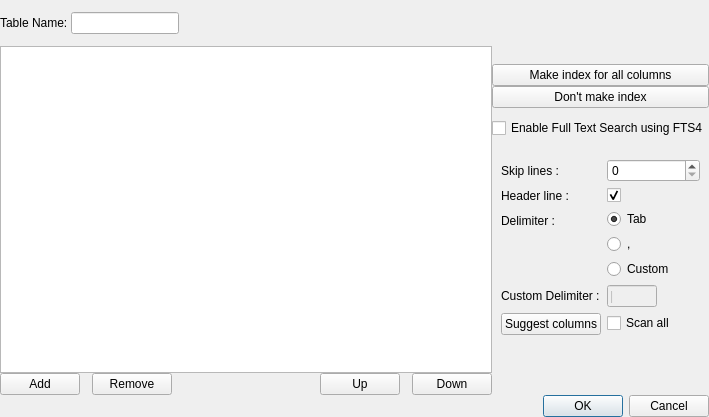
First picture: the form in src/schemadialog.ui, repository informationsea/Hyokai, before the edit.
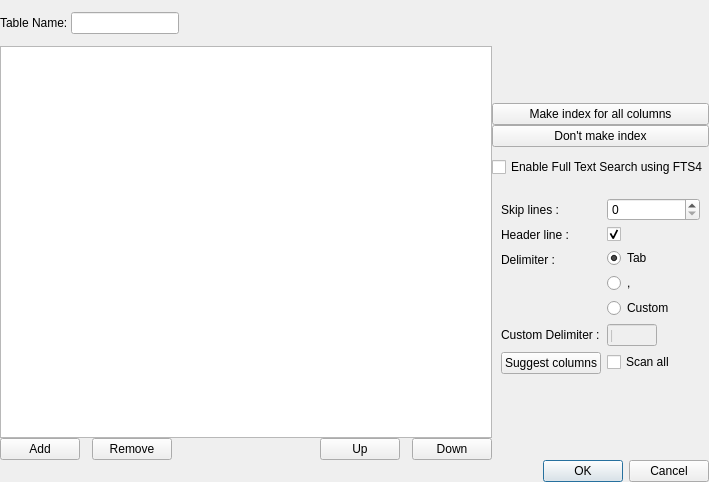
Second picture: the form after the edit.

What changed in the file:
```diff
--- a/src/schemadialog.ui
+++ b/src/schemadialog.ui
@@ -7,7 +7,7 @@
     <x>0</x>
     <y>0</y>
     <width>709</width>
-    <height>417</height>
+    <height>482</height>
    </rect>
   </property>
   <property name="windowTitle">
@@ -127,6 +127,13 @@
          </property>
         </spacer>
        </item>
+       <item>
+        <widget class="QLabel" name="messageLabel">
+         <property name="text">
+          <string/>
+         </property>
+        </widget>
+       </item>
        <item>
         <widget class="QPushButton" name="makeIndexButton">
          <property name="text">
```
